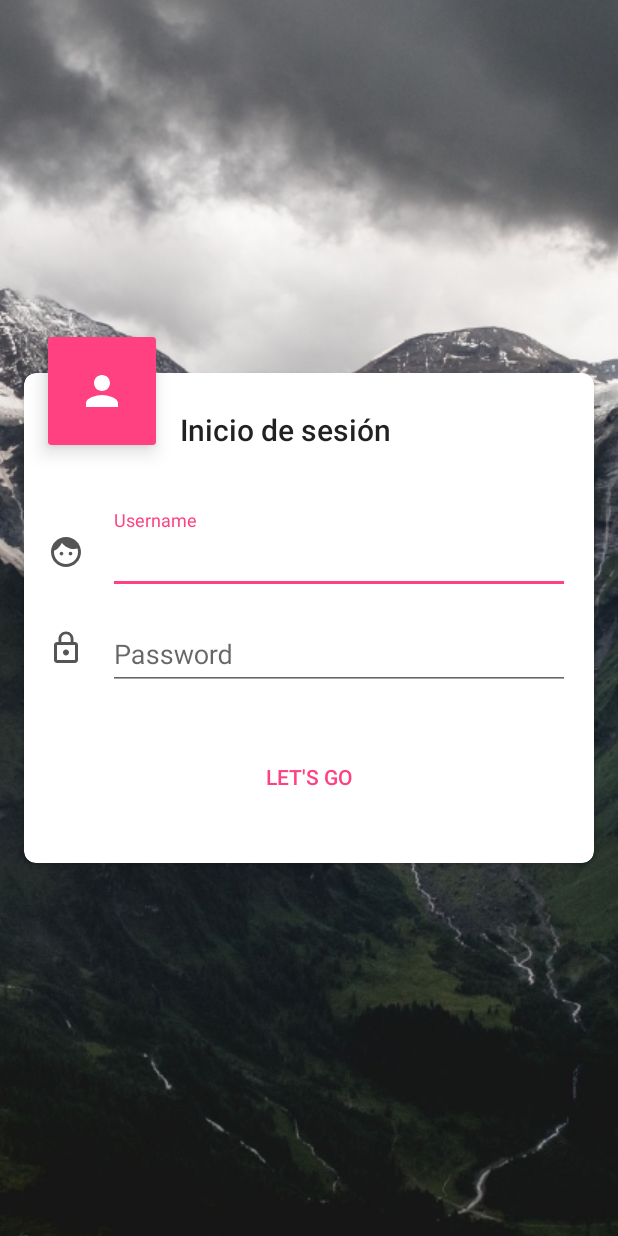
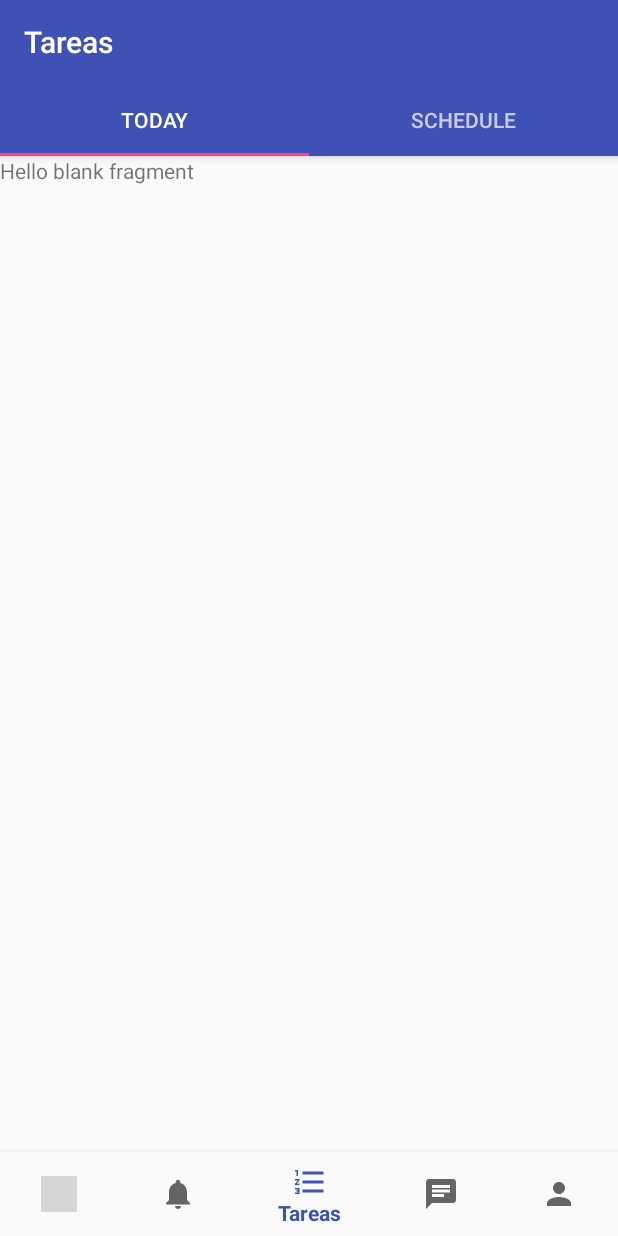
Before and after one commit to exildev/Exile, an Android app: the screen it shows after launch (LoginActivity before the commit, MainActivity after it), on a phone screen of 412 x 824 dp. Run offline under Robolectric (Android 15) with nearby library versions, the phone set to English and light mode, and no system bars; grey boxes are pictures that could not be loaded.

Commit message:
primer boseto de las tareas

```diff
--- a/app/build.gradle
+++ b/app/build.gradle
@@ -29,5 +29,6 @@
     compile 'com.android.support:cardview-v7:25.3.1'
     compile 'com.android.support:design:25.3.1'
     compile 'com.android.support:support-vector-drawable:25.3.1'
+    compile 'com.android.support:support-v4:25.3.1'
     testCompile 'junit:junit:4.12'
 }
--- a/app/src/main/java/co/com/exile/exile/MainActivity.java
+++ b/app/src/main/java/co/com/exile/exile/MainActivity.java
@@ -3,15 +3,19 @@
 import android.os.Bundle;
 import android.support.annotation.NonNull;
 import android.support.design.widget.BottomNavigationView;
+import android.support.design.widget.TabLayout;
+import android.support.v4.view.ViewPager;
 import android.support.v7.app.AppCompatActivity;
 import android.support.v7.widget.Toolbar;
 import android.view.MenuItem;
-import android.widget.TextView;
+import android.view.View;
+
+import co.com.exile.exile.task.TasksFragmetPagerAdapter;
 
 public class MainActivity extends AppCompatActivity {
 
-    private TextView mTextMessage;
-
+    TasksFragmetPagerAdapter tasksAdapter;
+    private ViewPager mViewPager;
     private BottomNavigationView.OnNavigationItemSelectedListener mOnNavigationItemSelectedListener
             = new BottomNavigationView.OnNavigationItemSelectedListener() {
 
@@ -19,13 +23,15 @@
         public boolean onNavigationItemSelected(@NonNull MenuItem item) {
             switch (item.getItemId()) {
                 case R.id.navigation_tasks:
-                    mTextMessage.setText(R.string.title_home);
+                    mViewPager.setVisibility(View.VISIBLE);
+                    if (tasksAdapter == null) {
+                        tasksAdapter = new TasksFragmetPagerAdapter(getSupportFragmentManager());
+                    }
+                    mViewPager.setAdapter(tasksAdapter);
                     return true;
-                case R.id.navigation_dashboard:
-                    mTextMessage.setText(R.string.title_dashboard);
+                case R.id.navigation_report:
                     return true;
                 case R.id.navigation_notifications:
-                    mTextMessage.setText(R.string.title_notifications);
                     return true;
             }
             return true;
@@ -37,10 +43,14 @@
     protected void onCreate(Bundle savedInstanceState) {
         super.onCreate(savedInstanceState);
         setContentView(R.layout.activity_main);
+
         Toolbar toolbar = (Toolbar) findViewById(R.id.toolbar);
         setSupportActionBar(toolbar);
 
-        mTextMessage = (TextView) findViewById(R.id.message);
+        mViewPager = (ViewPager) findViewById(R.id.pager);
+        TabLayout tabs = (TabLayout) findViewById(R.id.tabs);
+        tabs.setupWithViewPager(mViewPager);
+
         BottomNavigationView navigation = (BottomNavigationView) findViewById(R.id.navigation);
         navigation.setOnNavigationItemSelectedListener(mOnNavigationItemSelectedListener);
         navigation.setSelectedItemId(R.id.navigation_tasks);
--- /dev/null
+++ b/app/src/main/java/co/com/exile/exile/task/ScheduleFragment.java
@@ -0,0 +1,37 @@
+package co.com.exile.exile.task;
+
+
+import android.os.Bundle;
+import android.support.v4.app.Fragment;
+import android.view.LayoutInflater;
+import android.view.View;
+import android.view.ViewGroup;
+
+import co.com.exile.exile.R;
+
+
+/**
+ * A simple {@link Fragment} subclass.
+ * Use the {@link ScheduleFragment#newInstance} factory method to
+ * create an instance of this fragment.
+ */
+public class ScheduleFragment extends Fragment {
+
+
+    public ScheduleFragment() {
+        // Required empty public constructor
+    }
+
+
+    public static ScheduleFragment newInstance() {
+        return new ScheduleFragment();
+    }
+
+    @Override
+    public View onCreateView(LayoutInflater inflater, ViewGroup container,
+                             Bundle savedInstanceState) {
+        // Inflate the layout for this fragment
+        return inflater.inflate(R.layout.fragment_schedule, container, false);
+    }
+
+}
--- /dev/null
+++ b/app/src/main/java/co/com/exile/exile/task/TasksFragmetPagerAdapter.java
@@ -0,0 +1,35 @@
+package co.com.exile.exile.task;
+
+import android.support.v4.app.Fragment;
+import android.support.v4.app.FragmentManager;
+import android.support.v4.app.FragmentPagerAdapter;
+
+
+public class TasksFragmetPagerAdapter extends FragmentPagerAdapter {
+
+    public TasksFragmetPagerAdapter(FragmentManager fm) {
+        super(fm);
+    }
+
+    @Override
+    public Fragment getItem(int position) {
+        if (position == 0) {
+            return TodayFragment.newInstance();
+        }
+        return ScheduleFragment.newInstance();
+    }
+
+    @Override
+    public CharSequence getPageTitle(int position) {
+        if (position == 0) {
+            return "Today";
+        } else {
+            return "Schedule";
+        }
+    }
+
+    @Override
+    public int getCount() {
+        return 2;
+    }
+}
--- /dev/null
+++ b/app/src/main/java/co/com/exile/exile/task/TodayFragment.java
@@ -0,0 +1,36 @@
+package co.com.exile.exile.task;
+
+
+import android.os.Bundle;
+import android.support.v4.app.Fragment;
+import android.view.LayoutInflater;
+import android.view.View;
+import android.view.ViewGroup;
+
+import co.com.exile.exile.R;
+
+
+/**
+ * A simple {@link Fragment} subclass.
+ * Use the {@link TodayFragment#newInstance} factory method to
+ * create an instance of this fragment.
+ */
+public class TodayFragment extends Fragment {
+
+
+    public TodayFragment() {
+        // Required empty public constructor
+    }
+
+    public static TodayFragment newInstance() {
+        return new TodayFragment();
+    }
+
+    @Override
+    public View onCreateView(LayoutInflater inflater, ViewGroup container,
+                             Bundle savedInstanceState) {
+        // Inflate the layout for this fragment
+        return inflater.inflate(R.layout.fragment_today, container, false);
+    }
+
+}
--- a/app/src/main/res/layout/activity_main.xml
+++ b/app/src/main/res/layout/activity_main.xml
@@ -17,27 +17,20 @@
             android:layout_width="match_parent"
             android:layout_height="?attr/actionBarSize"
             android:background="?attr/colorPrimary"
+            app:layout_scrollFlags="scroll|enterAlways"
             app:popupTheme="@style/AppTheme.PopupOverlay" />
 
+        <android.support.design.widget.TabLayout
+            android:id="@+id/tabs"
+            android:layout_width="match_parent"
+            android:layout_height="wrap_content" />
     </android.support.design.widget.AppBarLayout>
 
-    <FrameLayout
-        android:id="@+id/content"
+    <android.support.v4.view.ViewPager
+        android:id="@+id/pager"
         android:layout_width="match_parent"
-        android:layout_height="0dp"
-        android:layout_weight="1">
-
-        <TextView
-            android:id="@+id/message"
-            android:layout_width="match_parent"
-            android:layout_height="wrap_content"
-            android:layout_marginBottom="@dimen/activity_vertical_margin"
-            android:layout_marginLeft="@dimen/activity_horizontal_margin"
-            android:layout_marginRight="@dimen/activity_horizontal_margin"
-            android:layout_marginTop="@dimen/activity_vertical_margin"
-            android:text="@string/title_home" />
-
-    </FrameLayout>
+        android:layout_height="match_parent"
+        app:layout_behavior="@string/appbar_scrolling_view_behavior" />
 
     <android.support.design.widget.BottomNavigationView
         android:id="@+id/navigation"
--- /dev/null
+++ b/app/src/main/res/layout/fragment_today.xml
@@ -0,0 +1,13 @@
+<FrameLayout xmlns:android="http://schemas.android.com/apk/res/android"
+    xmlns:tools="http://schemas.android.com/tools"
+    android:layout_width="match_parent"
+    android:layout_height="match_parent"
+    tools:context="co.com.exile.exile.task.TodayFragment">
+
+    <!-- TODO: Update blank fragment layout -->
+    <TextView
+        android:layout_width="match_parent"
+        android:layout_height="match_parent"
+        android:text="@string/hello_blank_fragment" />
+
+</FrameLayout>
--- a/app/src/main/res/menu/navigation.xml
+++ b/app/src/main/res/menu/navigation.xml
@@ -2,7 +2,7 @@
 <menu xmlns:android="http://schemas.android.com/apk/res/android">
 
     <item
-        android:id="@+id/navigation_dashboard"
+        android:id="@+id/navigation_report"
         android:icon="@drawable/ic_report_24dp"
         android:title="@string/reports" />
 
--- /dev/null
+++ b/app/src/main/res/values-w820dp/dimens.xml
@@ -0,0 +1,6 @@
+<resources>
+    <!-- Example customization of dimensions originally defined in res/values/dimens.xml
+         (such as screen margins) for screens with more than 820dp of available width. This
+         would include 7" and 10" devices in landscape (~960dp and ~1280dp respectively). -->
+    <dimen name="activity_horizontal_margin">64dp</dimen>
+</resources>
--- a/app/src/main/res/values/dimens.xml
+++ b/app/src/main/res/values/dimens.xml
@@ -3,4 +3,5 @@
     <!-- Default screen margins, per the Android Design guidelines. -->
     <dimen name="activity_horizontal_margin">16dp</dimen>
     <dimen name="activity_vertical_margin">16dp</dimen>
+    <dimen name="appbar_padding_top">8dp</dimen>
 </resources>
--- a/app/src/main/res/values/strings.xml
+++ b/app/src/main/res/values/strings.xml
@@ -14,4 +14,9 @@
     <string name="username">Username</string>
     <string name="password">Password</string>
     <string name="send">let\'s go</string>
+    <string name="title_activity_tab">TabActivity</string>
+    <string name="section_format">Hello World from section: %1$d</string>
+
+    <!-- TODO: Remove or change this placeholder text -->
+    <string name="hello_blank_fragment">Hello blank fragment</string>
 </resources>
```
Also changed, not shown: app/src/main/AndroidManifest.xml (+5 -6 lines), app/src/main/res/drawable/ic_content_paste_24dp.xml (added, +9 -0 lines), app/src/main/res/layout/fragment_schedule.xml (added, +14 -0 lines), app/src/main/res/layout/task.xml (added, +138 -0 lines).
